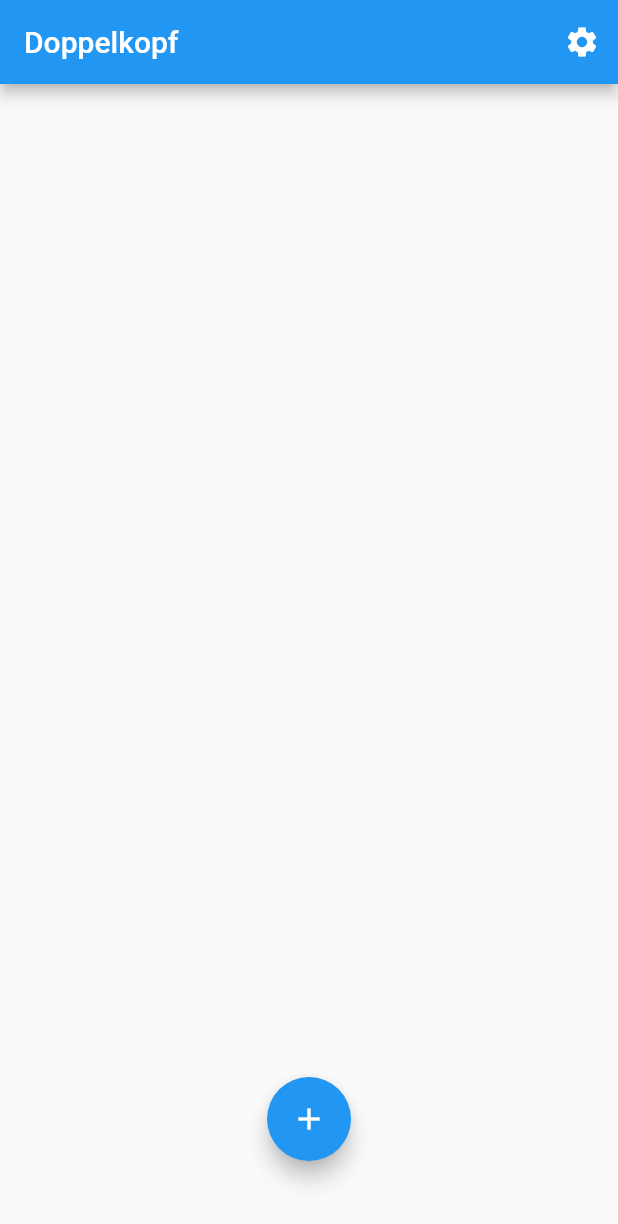
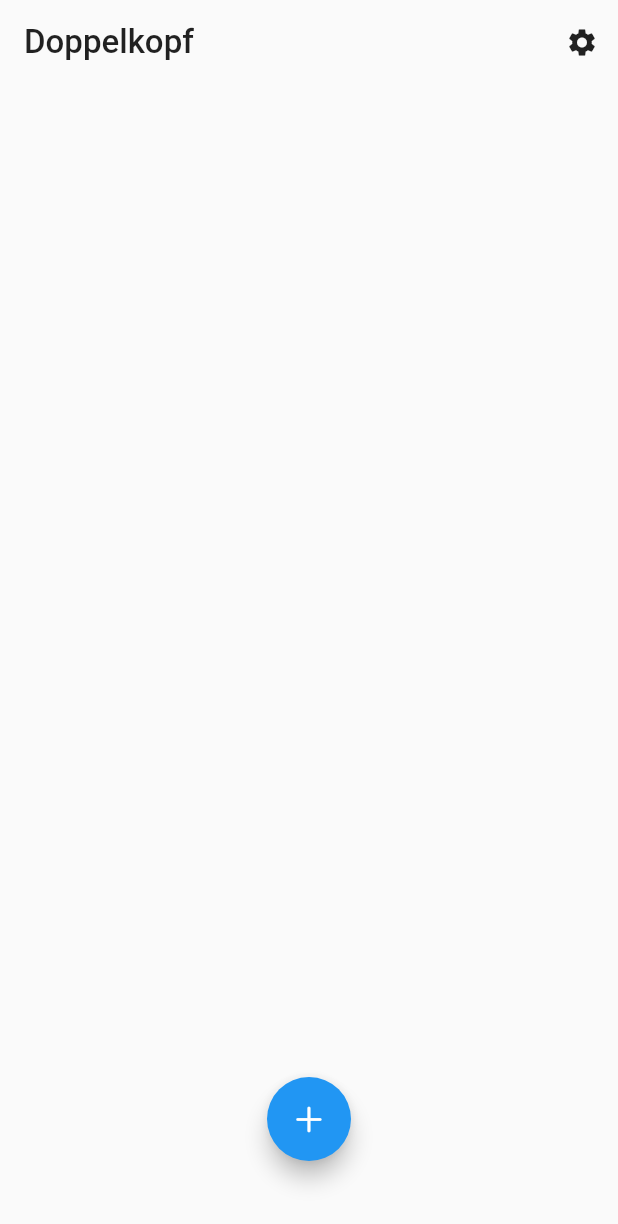
Before and after one commit to sebastiancelis98/doppelkopf, a Flutter app: the screen it shows after launch, on a phone screen of 412 x 824 dp. Shown: the top 1224 px of the screen. Run offline on Flutter 3.47's test engine with Material 2 defaults, Android fonts, the phone set to English and light mode, and no system bars.

Commit message:
Add small UI adjustments

```diff
--- a/lib/pages/game/create_game_page.dart
+++ b/lib/pages/game/create_game_page.dart
@@ -149,7 +149,7 @@ class _NameFieldsState extends State<NameFields> {
                   if (!widget._isValidField(value)) {
                     _errorText =
                         "Please enter a name between 4 and 15 characters!";
-                        focusNodes.elementAt(i).requestFocus();
+                    focusNodes.elementAt(i).requestFocus();
                   }
                   setState(() {
                     errorTexts[i] = _errorText;
--- a/lib/pages/home/home_page.dart
+++ b/lib/pages/home/home_page.dart
@@ -1,23 +1,35 @@
 import 'package:doppelkopf/pages/game/create_game_page.dart';
 import 'package:doppelkopf/pages/settings/settings_page.dart';
+import 'package:flutter/cupertino.dart';
 import 'package:flutter/material.dart';
 import 'package:doppelkopf/services/transitions/transition_utils.dart';
 
-class Home extends StatelessWidget{
-
+class Home extends StatelessWidget {
   const Home({Key? key}) : super(key: key);
 
   @override
   Widget build(BuildContext context) {
     return Scaffold(
         appBar: AppBar(
-        title: const Text("Doppelkopf"),
+          shadowColor: Colors.transparent,
+          backgroundColor: Colors.transparent,
+          title: const Text(
+            "Doppelkopf",
+            style: TextStyle(color: Colors.black87, fontSize: 22),
+          ),
           actions: [
             IconButton(
                 onPressed: () => {
-              Navigator.push(context, slideTransitionBuilder(const Settings(), SlideType.LEFT))
+                      Navigator.push(
+                          context,
+                          slideTransitionBuilder(
+                              const Settings(), SlideType.LEFT))
                     },
-            icon: const Icon(Icons.settings))
+                icon: const Icon(
+                  Icons.settings,
+                  color: Colors.black87,
+                  size: 22,
+                ))
           ],
         ),
         body: Column(
@@ -28,13 +40,15 @@ class Home extends StatelessWidget{
                 margin: const EdgeInsets.symmetric(vertical: 50),
                 child: FloatingActionButton(
                     onPressed: () => {
-                Navigator.push(context, slideTransitionBuilder(const CreateGamePage(), SlideType.UP))
+                          Navigator.push(
+                              context,
+                              slideTransitionBuilder(
+                                  const CreateGamePage(), SlideType.LEFT))
                         },
-              child: const Icon(Icons.add)),
+                    child: const Icon(CupertinoIcons.add)),
               ),
             ),
           ],
-      )
-    );
+        ));
   }
 }
```
Also changed, not shown: lib/pages/game/game_page.dart (+7 -5 lines), lib/model/player.dart (added), 2 other files. Lines whose indentation alone changed are shown as unchanged.
